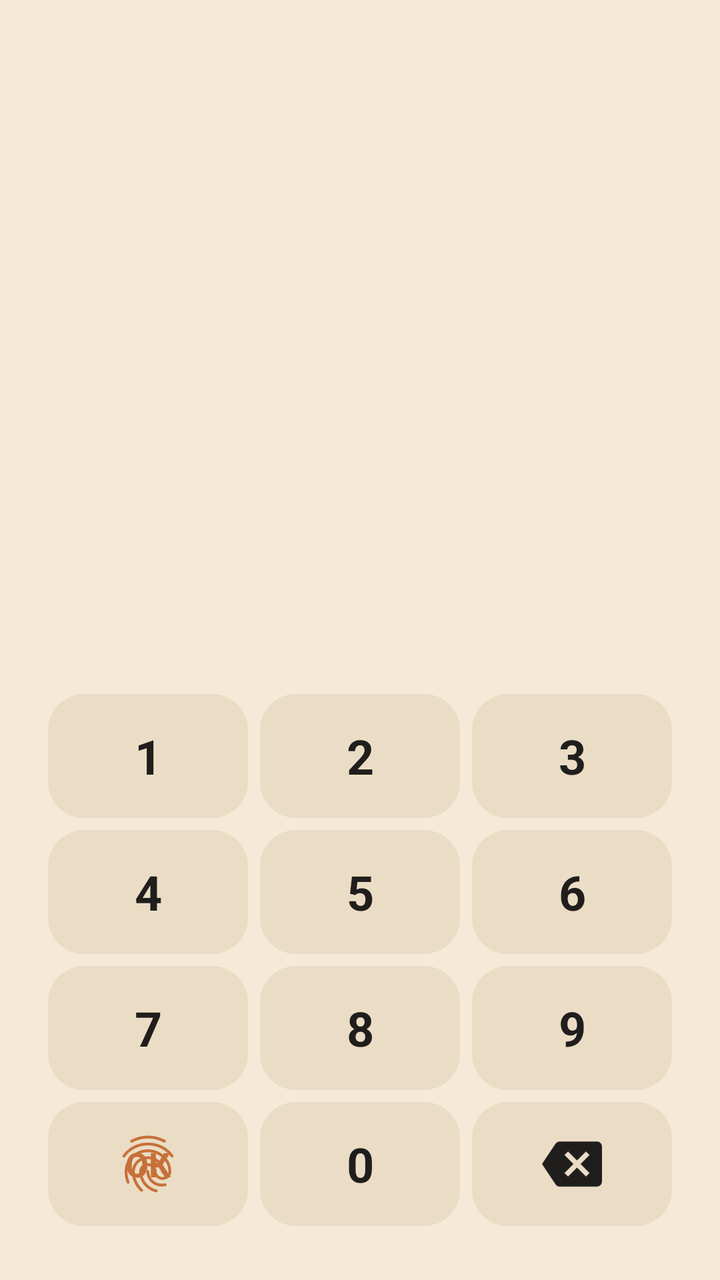
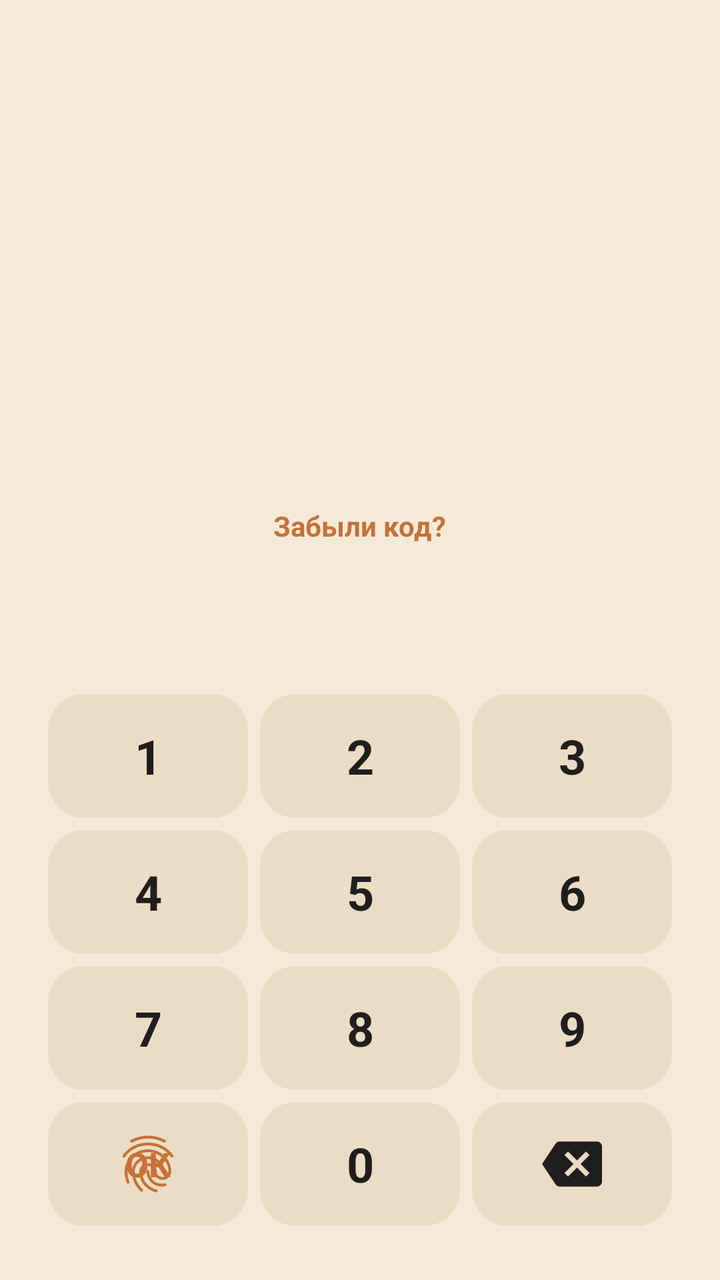

An Android layout rendered at two revisions. The XML below is the earlier revision; the diff shows what the commit changed to produce the second picture.
<!-- AndroidManifest.xml: activity theme AppTheme.NoActionBar -->
<!-- res/layout/activity_lock.xml -->
<?xml version="1.0" encoding="utf-8"?>
<LinearLayout xmlns:android="http://schemas.android.com/apk/res/android"
    android:layout_width="match_parent"
    android:layout_height="match_parent"
    android:orientation="vertical"
    android:gravity="center_horizontal"
    android:background="@color/colorBackground"
    android:paddingLeft="21dp"
    android:paddingRight="21dp"
    android:paddingBottom="24dp">

    <View
        android:layout_width="match_parent"
        android:layout_height="0dp"
        android:layout_weight="1"/>

    <ImageView
        android:layout_width="64dp"
        android:layout_height="64dp"
        android:src="@mipmap/main_icon"
        android:contentDescription="@null"/>

    <TextView
        android:id="@+id/lockTitle"
        android:layout_width="wrap_content"
        android:layout_height="wrap_content"
        android:layout_marginTop="16dp"
        android:textSize="22sp"
        android:fontFamily="@font/caprasimo"
        android:textColor="@color/colorTextPrimary"/>

    <TextView
        android:id="@+id/lockMessage"
        android:layout_width="match_parent"
        android:layout_height="wrap_content"
        android:layout_marginTop="8dp"
        android:minLines="2"
        android:gravity="center"
        android:textSize="13.5sp"
        android:textColor="@color/colorTextSecondary"/>

    <LinearLayout
        android:id="@+id/lockDots"
        android:layout_width="wrap_content"
        android:layout_height="wrap_content"
        android:layout_marginTop="12dp"
        android:orientation="horizontal"/>

    <View
        android:layout_width="match_parent"
        android:layout_height="0dp"
        android:layout_weight="1"/>

    <LinearLayout
        android:id="@+id/lockKeypad"
        android:layout_width="match_parent"
        android:layout_height="wrap_content"
        android:orientation="vertical">

        <LinearLayout
            android:layout_width="match_parent"
            android:layout_height="wrap_content"
            android:orientation="horizontal">
            <TextView style="@style/LockKey" android:tag="1" android:text="1"/>
            <TextView style="@style/LockKey" android:tag="2" android:text="2"/>
            <TextView style="@style/LockKey" android:tag="3" android:text="3"/>
        </LinearLayout>

        <LinearLayout
            android:layout_width="match_parent"
            android:layout_height="wrap_content"
            android:orientation="horizontal">
            <TextView style="@style/LockKey" android:tag="4" android:text="4"/>
            <TextView style="@style/LockKey" android:tag="5" android:text="5"/>
            <TextView style="@style/LockKey" android:tag="6" android:text="6"/>
        </LinearLayout>

        <LinearLayout
            android:layout_width="match_parent"
            android:layout_height="wrap_content"
            android:orientation="horizontal">
            <TextView style="@style/LockKey" android:tag="7" android:text="7"/>
            <TextView style="@style/LockKey" android:tag="8" android:text="8"/>
            <TextView style="@style/LockKey" android:tag="9" android:text="9"/>
        </LinearLayout>

        <LinearLayout
            android:layout_width="match_parent"
            android:layout_height="wrap_content"
            android:orientation="horizontal">
            <FrameLayout
                android:id="@+id/lockKeyLeft"
                style="@style/LockKey"
                android:tag="left">
                <TextView
                    android:id="@+id/lockKeyOk"
                    android:layout_width="match_parent"
                    android:layout_height="match_parent"
                    android:gravity="center"
                    android:text="ОК"
                    android:textSize="17sp"
                    android:textStyle="bold"
                    android:textColor="@color/colorPrimary"/>
                <ImageView
                    android:id="@+id/lockKeyBio"
                    android:layout_width="match_parent"
                    android:layout_height="match_parent"
                    android:padding="14dp"
                    android:scaleType="fitCenter"
                    android:contentDescription="Вход по отпечатку"
                    android:src="@drawable/ic_fingerprint"/>
            </FrameLayout>
            <TextView style="@style/LockKey" android:tag="0" android:text="0"/>
            <ImageView
                style="@style/LockKey"
                android:padding="16dp"
                android:scaleType="fitCenter"
                android:contentDescription="Стереть"
                android:src="@drawable/ic_backspace"
                android:tag="del"/>
        </LinearLayout>
    </LinearLayout>
</LinearLayout>
<!-- resources referenced by this layout -->
<resources>
  <color name="colorBackground">#F5EAD8</color>
  <color name="colorPrimary">#C67139</color>
  <color name="colorTextPrimary">#201E1D</color>
  <color name="colorTextSecondary">#82796A</color>
  <!-- drawable ic_backspace (drawable) -->
  <?xml version="1.0" encoding="utf-8"?>
  
  <vector xmlns:android="http://schemas.android.com/apk/res/android"
      android:width="24dp"
      android:height="24dp"
      android:viewportWidth="24"
      android:viewportHeight="24">
      <path
          android:fillColor="@color/colorTextPrimary"
          android:pathData="M22,3H7C6.31,3 5.77,3.35 5.41,3.88L0,12l5.41,8.11C5.77,20.64 6.31,21 7,21h15c1.1,0 2,-0.9 2,-2V5C24,3.9 23.1,3 22,3zM19,15.59L17.59,17 14,13.41 10.41,17 9,15.59 12.59,12 9,8.41 10.41,7 14,10.59 17.59,7 19,8.41 15.41,12 19,15.59z"/>
  </vector>
  <!-- drawable ic_fingerprint: vector/xml drawable (drawable, 2403 chars, omitted) -->
  <!-- mipmap main_icon: png bitmap (drawable, 350048 bytes) -->
  <style name="LockKey" parent="KeypadKey">
          <item name="android:layout_height">62dp</item>
          <item name="android:textSize">24sp</item>
          <item name="android:onClick">onLockKey</item>
      </style>
  <style name="AppTheme.NoActionBar">
          <item name="windowActionBar">false</item>
          <item name="windowNoTitle">true</item>
      </style>
  <style name="KeypadKey">
          <item name="android:layout_width">0dp</item>
          <item name="android:layout_height">48dp</item>
          <item name="android:layout_weight">1</item>
          <item name="android:layout_margin">3dp</item>
          <item name="android:background">@drawable/bg_key</item>
          <item name="android:clickable">true</item>
          <item name="android:focusable">true</item>
          <item name="android:gravity">center</item>
          <item name="android:textColor">@color/colorTextPrimary</item>
          <item name="android:textSize">21sp</item>
          <item name="android:textStyle">bold</item>
      </style>
  <!-- drawable bg_key (drawable) -->
  <?xml version="1.0" encoding="utf-8"?>
  
  <ripple xmlns:android="http://schemas.android.com/apk/res/android"
      android:color="@color/colorPrimaryLight">
      <item>
          <shape>
              <solid android:color="@color/colorSurfaceAlt"/>
              <corners android:radius="18dp"/>
          </shape>
      </item>
  </ripple>
  <color name="colorPrimaryLight">#F6A06B</color>
  <color name="colorSurfaceAlt">#EBDDC5</color>
</resources>

<!-- the commit's change to res/layout/activity_lock.xml (unified diff, before → after) -->
@@ -45,6 +45,19 @@
         android:layout_height="wrap_content"
         android:layout_marginTop="12dp"
         android:orientation="horizontal"/>
+
+    
+    <TextView
+        android:id="@+id/lockForgot"
+        android:layout_width="wrap_content"
+        android:layout_height="wrap_content"
+        android:layout_marginTop="18dp"
+        android:padding="8dp"
+        android:text="Забыли код?"
+        android:textSize="14sp"
+        android:textStyle="bold"
+        android:textColor="@color/colorPrimary"
+        android:onClick="onForgotPin"/>
 
     <View
         android:layout_width="match_parent"
